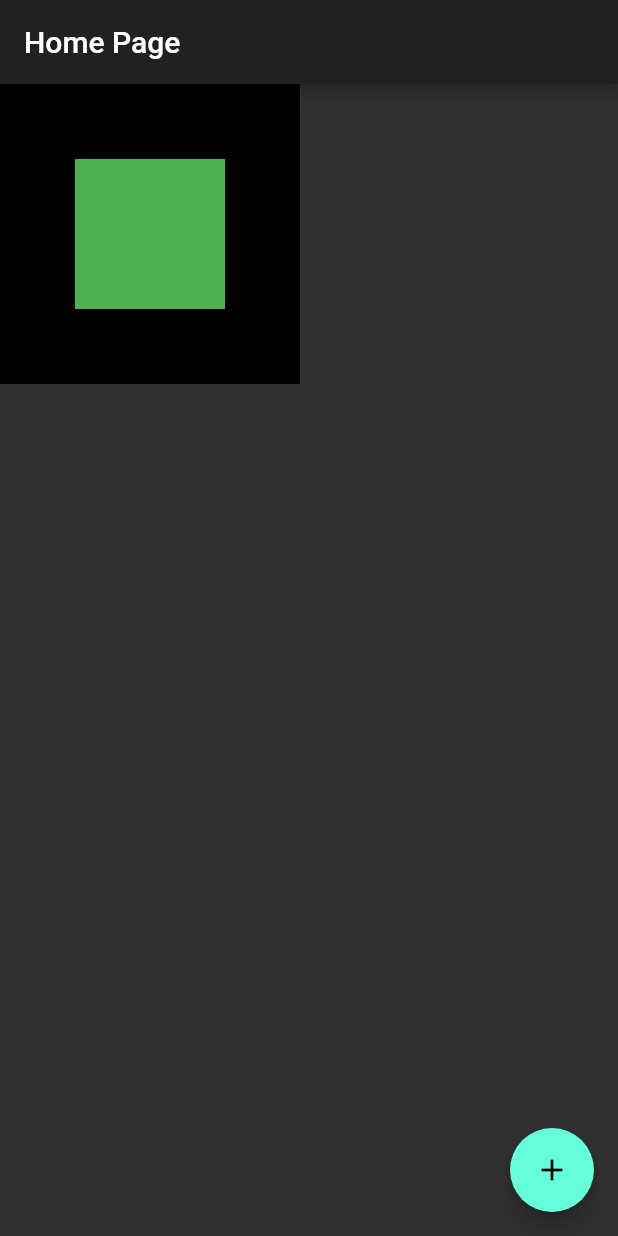
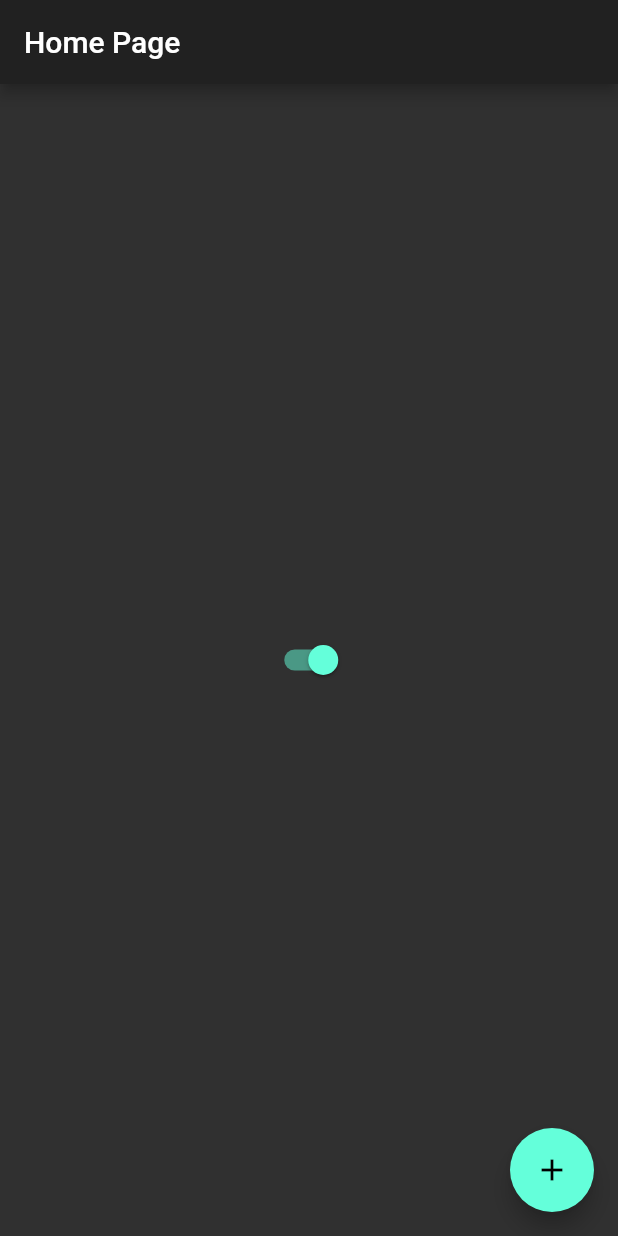
Before and after one commit to lucashpacheco/Curso-Flutter-Basico, a Flutter app: the screen it shows after launch, on a phone screen of 412 x 824 dp. Run offline on Flutter 3.47's test engine with Material 2 defaults, Android fonts, the phone set to English and light mode, and no system bars.

Commit message:
Introdução a mudança d estado global , dark theme

```diff
--- /dev/null
+++ b/ola_mundo/lib/app_controller.dart
@@ -0,0 +1,10 @@
+import 'package:flutter/foundation.dart';
+
+class AppController extends ChangeNotifier {
+  static AppController instance = AppController();
+  bool isDartTheme = true;
+  changeTheme() {
+    isDartTheme = !isDartTheme;
+    notifyListeners();
+  }
+}
--- a/ola_mundo/lib/app_widget.dart
+++ b/ola_mundo/lib/app_widget.dart
@@ -1,14 +1,24 @@
 import 'package:flutter/material.dart';
+
+import 'app_controller.dart';
 
 import 'home_page.dart';
 
 class AppWidget extends StatelessWidget {
   @override
   Widget build(BuildContext context) {
-    return MaterialApp(
-      theme: ThemeData(
-          primarySwatch: Colors.lightBlue, brightness: Brightness.dark),
-      home: HomePage(),
-    );
+    return AnimatedBuilder(
+        animation: AppController.instance,
+        builder: (context, child) {
+          return MaterialApp(
+            theme: ThemeData(
+              primarySwatch: Colors.lightBlue,
+              brightness: AppController.instance.isDartTheme
+                  ? Brightness.dark
+                  : Brightness.light,
+            ),
+            home: HomePage(),
+          );
+        });
   }
 }
--- a/ola_mundo/lib/home_page.dart
+++ b/ola_mundo/lib/home_page.dart
@@ -1,4 +1,5 @@
 import 'package:flutter/material.dart';
+import 'package:ola_mundo/app_controller.dart';
 
 class HomePage extends StatefulWidget {
   @override
@@ -9,23 +10,19 @@ class HomePage extends StatefulWidget {
 
 class HomePageState extends State<HomePage> {
   int counter = 0;
+  bool isDartTheme = true;
   @override
   Widget build(BuildContext context) {
     return Scaffold(
       appBar: AppBar(
         title: Text('Home Page'),
       ),
-      body: Container(
-        height: 200,
-        width: 200,
-        color: Colors.black,
-        child: Align(
-          alignment: Alignment.center,
-          child: Container(
-            height: 100,
-            width: 100,
-            color: Colors.green,
-          ),
+      body: Center(
+        child: Switch(
+          value: AppController.instance.isDartTheme,
+          onChanged: (value) {
+            AppController.instance.changeTheme();
+          },
         ),
       ),
       floatingActionButton: FloatingActionButton(
```
